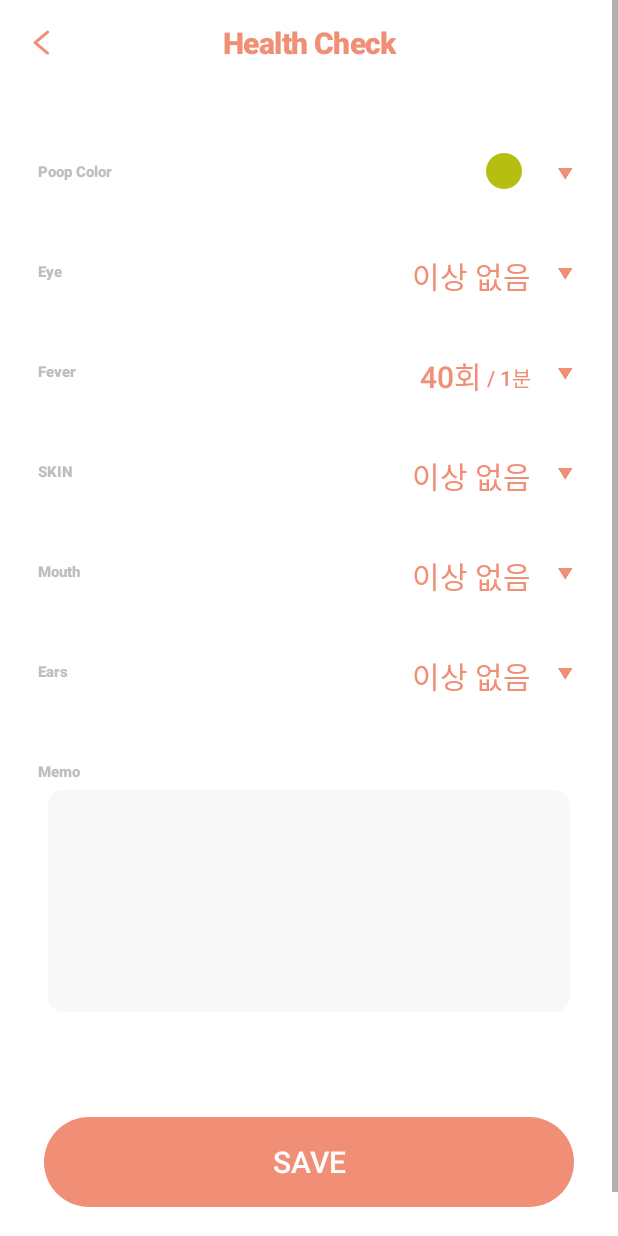
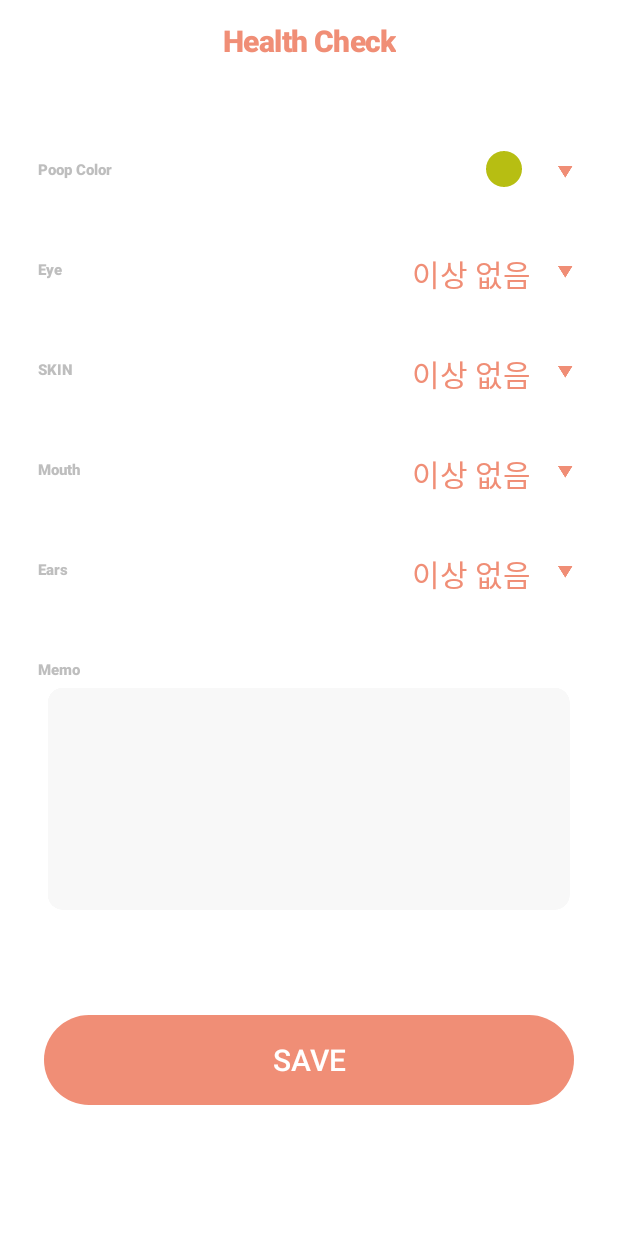
Before and after one commit to StevenHeo/PetCare, an Android app: the CalendarInActivity screen opened directly, with no data from a screen before it, on a phone screen of 412 x 824 dp. Run offline under Robolectric (Android 15) with nearby library versions, the phone set to English and light mode, and no system bars; libraries missing offline, so code that uses them is left out: com.prolificinteractive.materialcalendarview.

Commit message:
Fix Calendar touch, layout
calendar관련 레이아웃 수정
calendar 날짜 연속 터치시 버그 수정
health check 호흡수 제거
nexus 6 기준으로 화면 최적화

```diff
--- a/app/src/main/java/com/jeongseok/petcare/CalendarInActivity.java
+++ b/app/src/main/java/com/jeongseok/petcare/CalendarInActivity.java
@@ -56,7 +56,6 @@ public class CalendarInActivity extends AppCompatActivity {
 
         save_btn = (Button)findViewById(R.id.calendarSave_btn);
 
-        backButton(back_image);
         setSaveButton(save_btn);
 
         //입관련
@@ -306,13 +305,5 @@ public class CalendarInActivity extends AppCompatActivity {
             }
         });
     }
-    private void backButton(ImageView back_image){
-        back_image.setOnClickListener(new View.OnClickListener() {
-            @Override
-            public void onClick(View v) {
 
-                onBackPressed();
-            }
-        });
-    }
 }
--- a/app/src/main/res/layout/activity_calendar_in.xml
+++ b/app/src/main/res/layout/activity_calendar_in.xml
@@ -23,21 +23,12 @@
         <androidx.constraintlayout.widget.ConstraintLayout
             android:layout_width="match_parent"
             android:layout_height="match_parent">
-        <ImageView
-            android:id="@+id/backbtn_image"
-            android:layout_width="wrap_content"
-            android:layout_height="wrap_content"
-            android:layout_marginLeft="12dp"
-            android:layout_marginTop="10dp"
-            android:padding="10dp"
-            android:src="@drawable/icn_back_dark"
-            app:layout_constraintStart_toStartOf="parent"
-            app:layout_constraintTop_toTopOf="parent" />
 
             <TextView
                 android:id="@+id/textView6"
                 android:layout_width="wrap_content"
                 android:layout_height="wrap_content"
+                android:layout_marginTop="13dp"
                 android:fontFamily="sans-serif-medium"
                 android:gravity="center_horizontal"
                 android:letterSpacing="-0.02"
@@ -49,7 +40,7 @@
                 app:layout_constraintBottom_toBottomOf="@+id/backbtn_image"
                 app:layout_constraintEnd_toEndOf="parent"
                 app:layout_constraintStart_toStartOf="parent"
-            app:layout_constraintTop_toTopOf="@+id/backbtn_image" />
+                app:layout_constraintTop_toTopOf="parent" />
 
             <TextView
                 android:id="@+id/textView7"
@@ -127,63 +118,6 @@
             app:layout_constraintTop_toTopOf="@+id/textView9" />
 
             <TextView
-                android:id="@+id/textView11"
-                android:layout_width="wrap_content"
-                android:layout_height="wrap_content"
-                android:layout_marginStart="20dp"
-                android:layout_marginTop="42dp"
-                android:fontFamily="sans-serif-medium"
-                android:lineSpacingExtra="1sp"
-                android:padding="5dp"
-                android:text="Fever"
-                android:textColor="#bebebe"
-                android:textSize="10sp"
-                android:textStyle="bold"
-                app:layout_constraintStart_toStartOf="parent"
-                app:layout_constraintTop_toBottomOf="@+id/textView9" />
-
-        <TextView
-            android:id="@+id/textView14"
-            android:layout_width="wrap_content"
-            android:layout_height="wrap_content"
-            android:layout_marginEnd="3dp"
-            android:fontFamily="sans-serif-medium"
-            android:gravity="end"
-            android:lineSpacingExtra="-4sp"
-            android:text="40회"
-            android:textColor="#f08e76"
-            android:textSize="20sp"
-            android:textStyle="normal"
-            app:layout_constraintEnd_toStartOf="@+id/textView15"
-            app:layout_constraintTop_toTopOf="@+id/imageView2" />
-
-        <TextView
-            android:id="@+id/textView15"
-            android:layout_width="wrap_content"
-            android:layout_height="wrap_content"
-            android:layout_marginTop="5dp"
-            android:layout_marginEnd="8dp"
-            android:fontFamily="sans-serif-medium"
-            android:gravity="end"
-            android:lineSpacingExtra="-4sp"
-            android:text="/ 1분"
-            android:textColor="#f08e76"
-            android:textSize="14sp"
-            android:textStyle="normal"
-            app:layout_constraintEnd_toStartOf="@+id/imageView2"
-            app:layout_constraintTop_toTopOf="@+id/imageView2" />
-
-        <ImageView
-            android:id="@+id/imageView2"
-            android:layout_width="wrap_content"
-            android:layout_height="wrap_content"
-            android:layout_marginEnd="20dp"
-            android:padding="10dp"
-            android:src="@drawable/down_icon"
-            app:layout_constraintEnd_toEndOf="parent"
-            app:layout_constraintTop_toTopOf="@+id/textView11" />
-
-            <TextView
                 android:id="@+id/textView8"
                 android:layout_width="wrap_content"
                 android:layout_height="wrap_content"
@@ -197,7 +131,7 @@
                 android:textSize="10sp"
                 android:textStyle="bold"
                 app:layout_constraintStart_toStartOf="parent"
-                app:layout_constraintTop_toBottomOf="@+id/textView11" />
+                app:layout_constraintTop_toBottomOf="@+id/textView9" />
 
         <TextView
             android:id="@+id/skin_textview"
@@ -355,6 +289,7 @@
             app:layout_constraintBottom_toBottomOf="parent"
             app:layout_constraintEnd_toEndOf="parent"
             app:layout_constraintStart_toStartOf="parent" />
+
         </androidx.constraintlayout.widget.ConstraintLayout>
     </ScrollView>
 </androidx.constraintlayout.widget.ConstraintLayout>
--- a/app/src/main/res/layout/fragment_profile.xml
+++ b/app/src/main/res/layout/fragment_profile.xml
@@ -25,7 +25,7 @@
         android:id="@+id/cardView"
         android:layout_width="353dp"
         android:layout_height="443dp"
-        android:layout_marginTop="29dp"
+        android:layout_marginTop="15dp"
         app:cardBackgroundColor="@color/white"
         app:cardCornerRadius="30dp"
         app:cardElevation="10dp"
@@ -237,7 +237,7 @@
         android:layout_width="wrap_content"
         android:layout_height="wrap_content"
         android:layout_marginStart="49dp"
-        android:layout_marginTop="30dp"
+        android:layout_marginTop="15dp"
         android:fontFamily="sans-serif-medium"
         android:lineSpacingExtra="1sp"
         android:text="Alarm Settings"
```
Also changed, not shown: app/src/main/java/com/jeongseok/petcare/CalendarFragment.java (+8 -12 lines), app/src/main/res/layout/activity_tip_detail.xml (+15 -12 lines), app/src/main/res/layout/fragment_calendar.xml (+13 -63 lines). Lines whose indentation alone changed are shown as unchanged.
